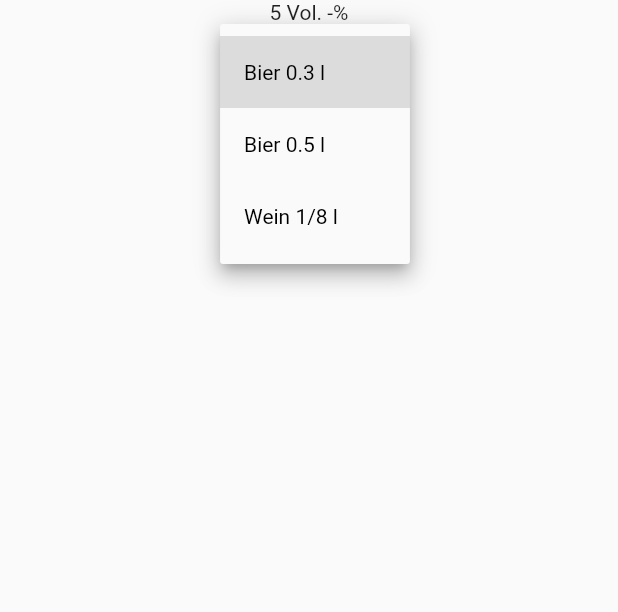
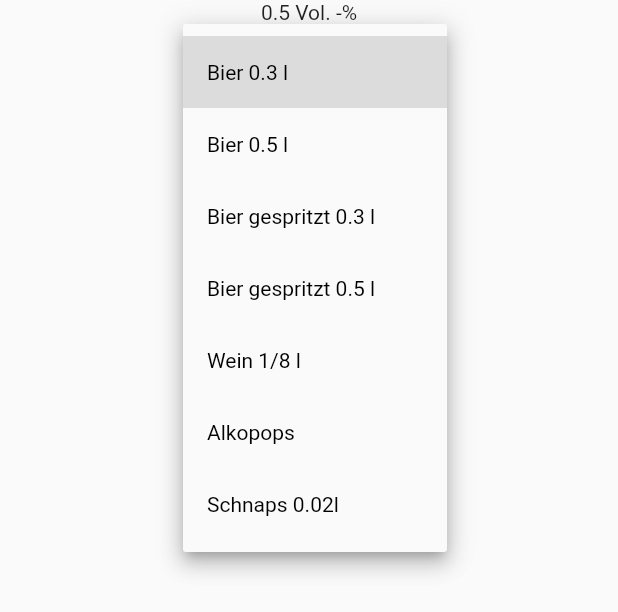
Before and after one commit to batrooxd/promillo, a Flutter app: the MyDropdownWidget2 widget shown alone on an empty page, opened directly, after a tap on "Bier 0.3 l", on a phone screen of 412 x 824 dp. Shown: the top 612 px of the screen. Run offline on Flutter 3.47's test engine with Material 2 defaults, Android fonts, the phone set to English and light mode, and no system bars.

Commit message:
Getraenke hinzugefügt

```diff
--- a/lib/classes/drinks.dart
+++ b/lib/classes/drinks.dart
@@ -3,5 +3,9 @@ import 'package:promillo/classes/drink.dart';
 var drinks = [
   Drink(name: 'Bier 0.3 l', volume: 0.5, quantity: 300),
   Drink(name: 'Bier 0.5 l', volume: 0.5, quantity: 500),
+  Drink(name: 'Bier gespritzt 0.3 l', volume: 0.25, quantity: 300),
+  Drink(name: 'Bier gespritzt 0.5 l', volume: 0.25, quantity: 500),
   Drink(name: 'Wein 1/8 l', volume: 11, quantity: 125),
+  Drink(name: 'Alkopops', volume: 6, quantity: 333),
+  Drink(name: 'Schnaps 0.02l', volume: 40, quantity: 20),
 ];
--- a/lib/tabs/main_tab/dropdown2.dart
+++ b/lib/tabs/main_tab/dropdown2.dart
@@ -12,7 +12,7 @@ class MyDropdownWidget2 extends StatefulWidget {
 /// This is the private State class that goes with MyStatefulWidget.
 class _MyDropdownWidgetState2 extends State<MyDropdownWidget2> {
   String dropdownValue = 'Bier 0.3 l';
-  String volumeValue = '5 Vol. -%';
+  String volumeValue = '0.5';
   List<String> listWithDrinks = drinksToList();
 
   @override
@@ -21,7 +21,7 @@ class _MyDropdownWidgetState2 extends State<MyDropdownWidget2> {
       child: Column(
         children: [
           Container(
-            child: Text(volumeValue),
+            child: Text('${volumeValue} Vol. -%'),
           ),
           DropdownButton<String>(
             value: dropdownValue,
```
